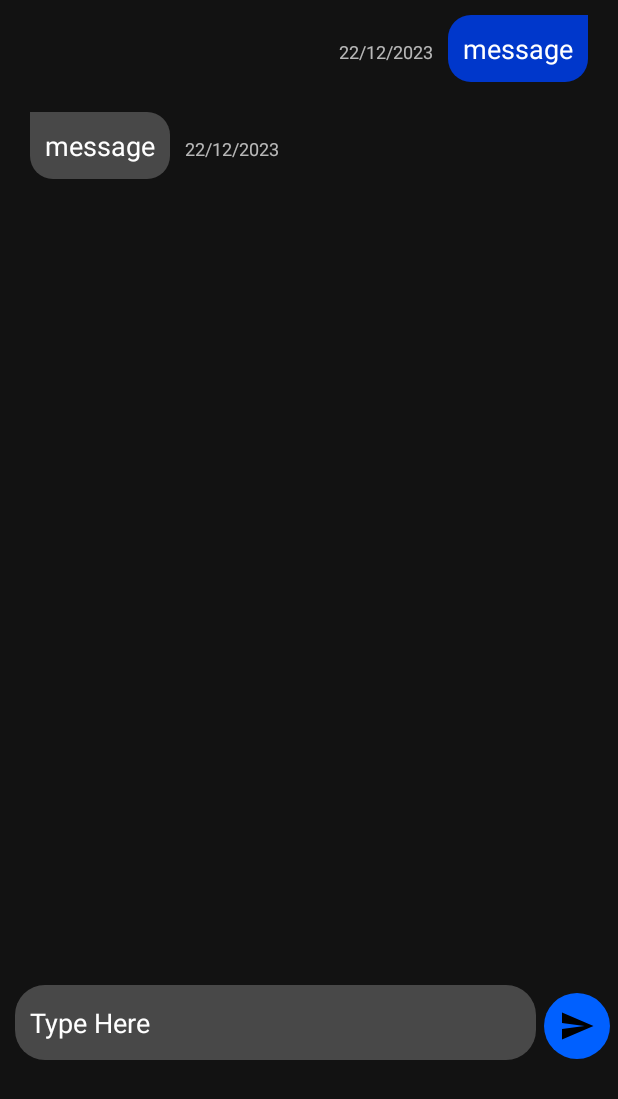
After one commit to Aabhishek29/Ano, an Android app: the layout chat_layout.xml on its own in the app's theme, with its tools: preview values and no code run, on a phone screen of 412 x 824 dp. The commit adds this screen. Shown: the top 1099 px of the screen. Run offline under Robolectric (Android 15) with nearby library versions, the phone set to English and light mode, and no system bars.

Commit message:
Chat Activity Added

```diff
--- a/app/build.gradle
+++ b/app/build.gradle
@@ -39,7 +39,8 @@ dependencies {
 
     def fragment_version = "1.5.0"
 
-    // dependences for fragment
+    // dependencies for fragment mentioned below for both java and kotlin
+
     // Java language implementation
     implementation "androidx.fragment:fragment:$fragment_version"
     // Kotlin
@@ -64,4 +65,8 @@ dependencies {
     implementation("androidx.compose.material3:material3-window-size-class:1.0.0-alpha15")
     implementation("androidx.drawerlayout:drawerlayout:1.1.1")
 
+
+    // graphql dependency
+    implementation("com.apollographql.apollo3:apollo-runtime:3.5.0")
+
 }
--- a/app/src/main/AndroidManifest.xml
+++ b/app/src/main/AndroidManifest.xml
@@ -2,6 +2,12 @@
 <manifest xmlns:android="http://schemas.android.com/apk/res/android"
     xmlns:tools="http://schemas.android.com/tools"
     package="com.zeusforth.ano">
+
+    <queries>
+        <intent>
+            <action android:name="android.media.action.IMAGE_CAPTURE" />
+        </intent>
+    </queries>
 
     <application
         android:allowBackup="true"
@@ -9,27 +15,27 @@
         android:fullBackupContent="@xml/backup_rules"
         android:icon="@mipmap/ic_launcher"
         android:label="@string/app_name"
+        android:resizeableActivity="true"
         android:roundIcon="@mipmap/ic_launcher_round"
         android:supportsRtl="true"
-        android:resizeableActivity="true"
         android:theme="@style/Theme.Ano"
         tools:targetApi="31">
-        <activity
-            android:name=".authentication.SignupActivity"
-            android:theme="@style/Theme.Ano"/>
-        android:exported="false" />
+<!--        <activity-->
+<!--            android:name=".ChatActivity"-->
+<!--            android:exported="false" />-->
+<!--        <activity-->
+<!--            android:name=".authentication.SignupActivity"-->
+<!--            android:theme="@style/Theme.Ano" />-->
         <activity
             android:name=".authentication.LoginActivity"
             android:exported="false"
-            android:theme="@style/Theme.Ano"/>
-
+            android:theme="@style/Theme.Ano" />
         <activity
             android:name=".HomeActivity"
             android:exported="false"
-            android:theme="@style/Theme.Drawer"/>
-
+            android:theme="@style/Theme.Drawer" />
         <activity
-            android:name=".SplashActivity"
+            android:name=".chatscreens.ChatActivity"
             android:exported="true"
             android:theme="@style/Theme.Ano">
             <intent-filter>
@@ -42,12 +48,6 @@
         <meta-data
             android:name="com.google.mlkit.vision.DEPENDENCIES"
             android:value="face" />
-
     </application>
-    <queries>
-        <intent>
-            <action android:name="android.media.action.IMAGE_CAPTURE" />
-        </intent>
-    </queries>
 
 </manifest>
--- /dev/null
+++ b/app/src/main/java/com/zeusforth/ano/chatscreens/ChatActivity.kt
@@ -0,0 +1,12 @@
+package com.zeusforth.ano.chatscreens
+
+import androidx.appcompat.app.AppCompatActivity
+import android.os.Bundle
+import com.zeusforth.ano.R
+
+class ChatActivity : AppCompatActivity() {
+    override fun onCreate(savedInstanceState: Bundle?) {
+        super.onCreate(savedInstanceState)
+        setContentView(R.layout.activity_chat)
+    }
+}
--- a/app/src/main/java/com/zeusforth/ano/dashboard/ChatFragment.kt
+++ b/app/src/main/java/com/zeusforth/ano/dashboard/ChatFragment.kt
@@ -10,7 +10,6 @@ import com.google.android.material.floatingactionbutton.FloatingActionButton
 import com.zeusforth.ano.R
 
 // TODO: Rename parameter arguments, choose names that match
-// the fragment initialization parameters, e.g. ARG_ITEM_NUMBER
 private const val ARG_PARAM1 = "param1"
 private const val ARG_PARAM2 = "param2"
 
@@ -51,8 +50,6 @@ class ChatFragment : Fragment() {
 
 
         }
-
-
         return root
 
     }
--- a/app/src/main/java/com/zeusforth/ano/model/User.kt
+++ b/app/src/main/java/com/zeusforth/ano/model/User.kt
@@ -3,6 +3,7 @@ package com.zeusforth.ano.model
 import java.time.LocalDateTime
 import java.time.ZoneId
 import java.time.format.DateTimeFormatter
+
 
 
 class User {
--- /dev/null
+++ b/app/src/main/res/drawable/btn_background.xml
@@ -0,0 +1,5 @@
+<?xml version="1.0" encoding="utf-8"?>
+<shape xmlns:android="http://schemas.android.com/apk/res/android">
+    <solid android:color="@color/secondary"/>
+    <corners android:radius="50dp"/>
+</shape>
--- /dev/null
+++ b/app/src/main/res/drawable/edit_text_view_background.xml
@@ -0,0 +1,5 @@
+<?xml version="1.0" encoding="utf-8"?>
+<shape xmlns:android="http://schemas.android.com/apk/res/android">
+    <solid android:color="@color/primary_light" />
+    <corners android:radius="20dp" />
+</shape>
--- /dev/null
+++ b/app/src/main/res/drawable/ic_baseline_send_24.xml
@@ -0,0 +1,5 @@
+<vector android:autoMirrored="true" android:height="24dp"
+    android:tint="#000000" android:viewportHeight="24"
+    android:viewportWidth="24" android:width="24dp" xmlns:android="http://schemas.android.com/apk/res/android">
+    <path android:fillColor="@android:color/white" android:pathData="M2.01,21L23,12 2.01,3 2,10l15,2 -15,2z"/>
+</vector>
--- /dev/null
+++ b/app/src/main/res/drawable/recivers_chat_background.xml
@@ -0,0 +1,7 @@
+<?xml version="1.0" encoding="utf-8"?>
+<shape xmlns:android="http://schemas.android.com/apk/res/android">
+    <solid android:color="@color/primary_light" />
+    <corners android:bottomLeftRadius="15dp"
+        android:bottomRightRadius="15dp"
+        android:topRightRadius="15dp" />
+</shape>
--- /dev/null
+++ b/app/src/main/res/drawable/user_chat_background.xml
@@ -0,0 +1,7 @@
+<?xml version="1.0" encoding="utf-8"?>
+<shape xmlns:android="http://schemas.android.com/apk/res/android">
+    <solid android:color="@color/secondary_dark" />
+    <corners android:topLeftRadius="15dp"
+        android:bottomRightRadius="15dp"
+        android:bottomLeftRadius="15dp"/>
+</shape>
--- /dev/null
+++ b/app/src/main/res/layout/activity_chat.xml
@@ -0,0 +1,11 @@
+<?xml version="1.0" encoding="utf-8"?>
+<androidx.constraintlayout.widget.ConstraintLayout xmlns:android="http://schemas.android.com/apk/res/android"
+    xmlns:app="http://schemas.android.com/apk/res-auto"
+    xmlns:tools="http://schemas.android.com/tools"
+    android:layout_width="match_parent"
+    android:layout_height="match_parent"
+    tools:context=".chatscreens.ChatActivity">
+
+    <include layout="@layout/chat_layout" />
+
+</androidx.constraintlayout.widget.ConstraintLayout>
--- /dev/null
+++ b/app/src/main/res/layout/chat_layout.xml
@@ -0,0 +1,71 @@
+<?xml version="1.0" encoding="utf-8"?>
+<androidx.appcompat.widget.LinearLayoutCompat xmlns:android="http://schemas.android.com/apk/res/android"
+    android:layout_width="match_parent"
+    android:orientation="vertical"
+    xmlns:tools="http://schemas.android.com/tools"
+    android:layout_height="match_parent">
+
+    <androidx.recyclerview.widget.RecyclerView
+        android:id="@+id/chat_recycler_view"
+        android:layout_width="match_parent"
+        android:layout_height="wrap_content"
+        tools:itemCount="5"
+        tools:listitem="@layout/recycler_chat_layout"
+        />
+
+<!--    <ProgressBar-->
+<!--        android:id="@+id/chat_progress_bar"-->
+<!--        android:layout_width="wrap_content"-->
+<!--        android:layout_height="wrap_content"-->
+<!--        android:layout_gravity="center_vertical"-->
+<!--        android:layout_marginHorizontal="180dp"-->
+<!--        android:indeterminate="true"-->
+<!--        android:progressTint="@color/secondary"-->
+<!--        android:secondaryProgressTint="@color/secondary_dark"-->
+<!--        android:visibility="visible"-->
+<!--        tools:ignore="MissingConstraints" />-->
+
+    <LinearLayout
+        android:layout_marginBottom="10dp"
+        android:layout_marginTop="10dp"
+        android:layout_marginLeft="10dp"
+        android:layout_width="match_parent"
+        android:layout_height="wrap_content"
+        android:orientation="horizontal"
+        android:layout_gravity="bottom">
+
+        <!--            <ImageButton-->
+        <!--                android:id="@+id/addattachment"-->
+        <!--                android:layout_width="wrap_content"-->
+        <!--                android:layout_height="wrap_content"-->
+        <!--                android:layout_margin="5dp"-->
+        <!--                android:background="@drawable/round_sending_btn"-->
+        <!--                android:padding="10dp"-->
+        <!--                android:src="@drawable/ic_baseline_attachment_24"-->
+        <!--                android:contentDescription="@string/todo" />-->
+
+
+        <com.google.android.material.textfield.TextInputEditText
+            android:id="@+id/textarea"
+            android:layout_width="wrap_content"
+            android:layout_height="50dp"
+            android:hint="Type Here"
+            android:padding="10sp"
+            android:layout_weight=".65"
+            android:textColorHint="@color/white"
+            android:background="@drawable/edit_text_view_background"
+            />
+
+
+        <ImageButton
+            android:id="@+id/sendBtn"
+            android:layout_width="wrap_content"
+            android:layout_height="wrap_content"
+            android:layout_margin="5dp"
+            android:background="@drawable/btn_background"
+            android:padding="10dp"
+            android:src="@drawable/ic_baseline_send_24"/>
+
+    </LinearLayout>
+
+</androidx.appcompat.widget.LinearLayoutCompat>
--- /dev/null
+++ b/app/src/main/res/layout/recycler_chat_layout.xml
@@ -0,0 +1,63 @@
+<?xml version="1.0" encoding="utf-8"?>
+<androidx.appcompat.widget.LinearLayoutCompat xmlns:android="http://schemas.android.com/apk/res/android"
+    android:layout_width="match_parent"
+    android:orientation="vertical"
+    android:layout_height="match_parent">
+
+    <androidx.appcompat.widget.LinearLayoutCompat
+        android:id="@+id/users_chat_layout_view"
+        android:layout_width="match_parent"
+        android:layout_height="wrap_content"
+        android:gravity="end"
+        android:layout_gravity="end"
+        android:layout_marginHorizontal="20dp"
+        android:layout_marginVertical="10dp">
+
+        <TextView
+            android:id="@+id/users_time_view"
+            android:layout_width="wrap_content"
+            android:layout_height="wrap_content"
+            android:text="22/12/2023"
+            android:layout_marginHorizontal="10dp"
+            android:textSize="12sp" />
+
+        <TextView
+            android:id="@+id/users_message_view"
+            android:layout_width="wrap_content"
+            android:layout_height="wrap_content"
+            android:textColor="@color/white"
+            android:padding="10dp"
+            android:textSize="18sp"
+            android:background="@drawable/user_chat_background"
+            android:text="message" />
+
+    </androidx.appcompat.widget.LinearLayoutCompat>
+
+    <androidx.appcompat.widget.LinearLayoutCompat
+        android:id="@+id/recivers_chat_layout_view"
+        android:layout_width="match_parent"
+        android:layout_height="wrap_content"
+        android:layout_marginHorizontal="20dp"
+        android:layout_marginVertical="10dp">
+
+        <TextView
+            android:id="@+id/recivers_message_view"
+            android:layout_width="wrap_content"
+            android:layout_height="wrap_content"
+            android:textColor="@color/white"
+            android:padding="10dp"
+            android:textSize="18sp"
+            android:background="@drawable/recivers_chat_background"
+            android:text="message" />
+
+        <TextView
+            android:id="@+id/recivers_time_view"
+            android:layout_width="wrap_content"
+            android:layout_height="wrap_content"
+            android:text="22/12/2023"
+            android:layout_marginHorizontal="10dp"
+            android:textSize="12sp" />
+
+    </androidx.appcompat.widget.LinearLayoutCompat>
+
+</androidx.appcompat.widget.LinearLayoutCompat>
```
